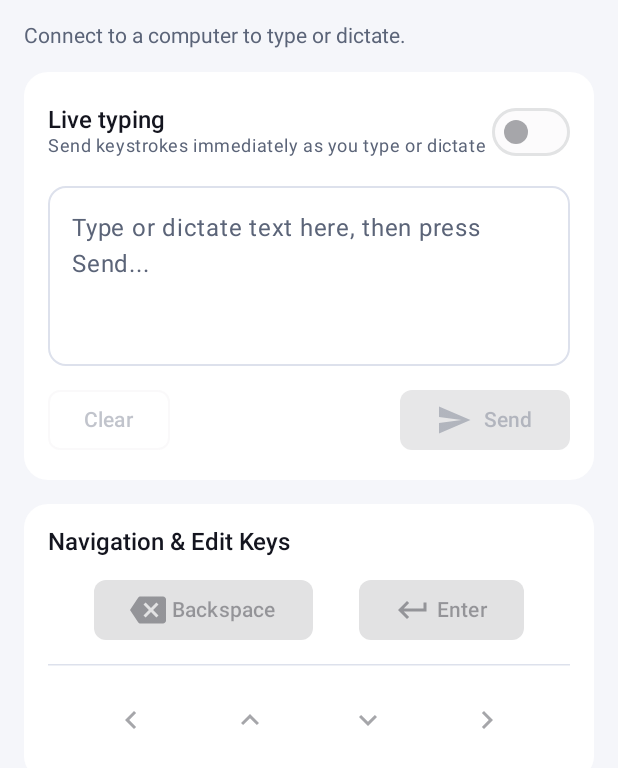
After one commit to xnevz/mouser, an Android app built with Jetpack Compose: the composable TypeSurface shown on its own in the app's theme, on a phone screen of 412 x 824 dp. The commit adds this screen. Shown: the top 768 px of the screen. Run offline under Robolectric (Android 15) with nearby library versions, the phone set to English and light mode, and no system bars.

Commit message:
feat(G1): implement Android typing and dictation with TypeSurface and diffToKeys

```diff
--- /dev/null
+++ b/android/app/src/main/java/com/mouser/companion/ui/components/TypeSurface.kt
@@ -0,0 +1,213 @@
+package com.mouser.companion.ui.components
+
+import androidx.compose.foundation.layout.*
+import androidx.compose.foundation.shape.RoundedCornerShape
+import androidx.compose.material.icons.Icons
+import androidx.compose.material.icons.automirrored.filled.KeyboardArrowLeft
+import androidx.compose.material.icons.automirrored.filled.KeyboardArrowRight
+import androidx.compose.material.icons.automirrored.filled.Send
+import androidx.compose.material.icons.filled.*
+import androidx.compose.material3.*
+import androidx.compose.runtime.*
+import androidx.compose.ui.Alignment
+import androidx.compose.ui.Modifier
+import androidx.compose.ui.text.font.FontWeight
+import androidx.compose.ui.unit.dp
+import com.mouser.companion.model.VirtualKey
+
+@Composable
+fun TypeSurface(
+    isConnected: Boolean,
+    onSendText: (String) -> Unit,
+    onLiveDiff: (old: String, new: String) -> Unit,
+    onKey: (virtualKey: Short) -> Unit,
+    modifier: Modifier = Modifier
+) {
+    var text by remember { mutableStateOf("") }
+    var liveMode by remember { mutableStateOf(false) }
+
+    Column(
+        modifier = modifier
+            .fillMaxSize()
+            .padding(16.dp),
+        verticalArrangement = Arrangement.spacedBy(16.dp)
+    ) {
+        if (!isConnected) {
+            Text(
+                "Connect to a computer to type or dictate.",
+                style = MaterialTheme.typography.bodyMedium,
+                color = MaterialTheme.colorScheme.onSurfaceVariant
+            )
+        }
+
+        Card(
+            modifier = Modifier.fillMaxWidth(),
+            shape = RoundedCornerShape(16.dp),
+            colors = CardDefaults.cardColors(containerColor = MaterialTheme.colorScheme.surface)
+        ) {
+            Column(
+                modifier = Modifier.padding(16.dp),
+                verticalArrangement = Arrangement.spacedBy(12.dp)
+            ) {
+                Row(
+                    modifier = Modifier.fillMaxWidth(),
+                    horizontalArrangement = Arrangement.SpaceBetween,
+                    verticalAlignment = Alignment.CenterVertically
+                ) {
+                    Column {
+                        Text(
+                            "Live typing",
+                            style = MaterialTheme.typography.titleMedium,
+                            fontWeight = FontWeight.SemiBold,
+                            color = MaterialTheme.colorScheme.onSurface
+                        )
+                        Text(
+                            "Send keystrokes immediately as you type or dictate",
+                            style = MaterialTheme.typography.bodySmall,
+                            color = MaterialTheme.colorScheme.onSurfaceVariant
+                        )
+                    }
+                    Switch(
+                        checked = liveMode,
+                        onCheckedChange = {
+                            liveMode = it
+                            if (it) {
+                                text = ""
+                            }
+                        },
+                        enabled = isConnected
+                    )
+                }
+
+                OutlinedTextField(
+                    value = text,
+                    onValueChange = { newText ->
+                        if (liveMode && isConnected) {
+                            onLiveDiff(text, newText)
+                        }
+                        text = newText
+                    },
+                    modifier = Modifier
+                        .fillMaxWidth()
+                        .heightIn(min = 120.dp, max = 200.dp),
+                    placeholder = {
+                        Text(
+                            if (liveMode) "Type or tap the keyboard mic to dictate live..."
+                            else "Type or dictate text here, then press Send..."
+                        )
+                    },
+                    shape = RoundedCornerShape(12.dp),
+                    colors = OutlinedTextFieldDefaults.colors(
+                        focusedBorderColor = MaterialTheme.colorScheme.primary,
+                        unfocusedBorderColor = MaterialTheme.colorScheme.outline
+                    )
+                )
+
+                Row(
+                    modifier = Modifier.fillMaxWidth(),
+                    horizontalArrangement = Arrangement.SpaceBetween,
+                    verticalAlignment = Alignment.CenterVertically
+                ) {
+                    OutlinedButton(
+                        onClick = { text = "" },
+                        enabled = text.isNotEmpty(),
+                        shape = RoundedCornerShape(8.dp)
+                    ) {
+                        Text("Clear")
+                    }
+
+                    if (!liveMode) {
+                        Button(
+                            onClick = {
+                                if (text.isNotEmpty() && isConnected) {
+                                    onSendText(text)
+                                    text = ""
+                                }
+                            },
+                            enabled = isConnected && text.isNotEmpty(),
+                            shape = RoundedCornerShape(8.dp)
+                        ) {
+                            Icon(Icons.AutoMirrored.Filled.Send, contentDescription = "Send text")
+                            Spacer(Modifier.width(8.dp))
+                            Text("Send")
+                        }
+                    }
+                }
+            }
+        }
+
+        Card(
+            modifier = Modifier.fillMaxWidth(),
+            shape = RoundedCornerShape(16.dp),
+            colors = CardDefaults.cardColors(containerColor = MaterialTheme.colorScheme.surface)
+        ) {
+            Column(
+                modifier = Modifier.padding(16.dp),
+                verticalArrangement = Arrangement.spacedBy(12.dp)
+            ) {
+                Text(
+                    "Navigation & Edit Keys",
+                    style = MaterialTheme.typography.titleMedium,
+                    color = MaterialTheme.colorScheme.onSurface
+                )
+
+                Row(
+                    modifier = Modifier.fillMaxWidth(),
+                    horizontalArrangement = Arrangement.SpaceEvenly
+                ) {
+                    FilledTonalButton(
+                        onClick = { onKey(VirtualKey.BACK) },
+                        enabled = isConnected,
+                        shape = RoundedCornerShape(8.dp)
+                    ) {
+                        Icon(Icons.Default.Backspace, contentDescription = "Backspace")
+                        Spacer(Modifier.width(4.dp))
+                        Text("Backspace")
+                    }
+
+                    FilledTonalButton(
+                        onClick = { onKey(VirtualKey.RETURN) },
+                        enabled = isConnected,
+                        shape = RoundedCornerShape(8.dp)
+                    ) {
+                        Icon(Icons.Default.KeyboardReturn, contentDescription = "Enter")
+                        Spacer(Modifier.width(4.dp))
+                        Text("Enter")
+                    }
+                }
+
+                HorizontalDivider(color = MaterialTheme.colorScheme.outline)
+
+                Row(
+                    modifier = Modifier.fillMaxWidth(),
+                    horizontalArrangement = Arrangement.SpaceEvenly
+                ) {
+                    IconButton(
+                        onClick = { onKey(VirtualKey.LEFT) },
+                        enabled = isConnected
+                    ) {
+                        Icon(Icons.AutoMirrored.Filled.KeyboardArrowLeft, contentDescription = "Left Arrow")
+                    }
+                    IconButton(
+                        onClick = { onKey(VirtualKey.UP) },
+                        enabled = isConnected
+                    ) {
+                        Icon(Icons.Default.KeyboardArrowUp, contentDescription = "Up Arrow")
+                    }
+                    IconButton(
+                        onClick = { onKey(VirtualKey.DOWN) },
+                        enabled = isConnected
+                    ) {
+                        Icon(Icons.Default.KeyboardArrowDown, contentDescription = "Down Arrow")
+                    }
+                    IconButton(
+                        onClick = { onKey(VirtualKey.RIGHT) },
+                        enabled = isConnected
+                    ) {
+                        Icon(Icons.AutoMirrored.Filled.KeyboardArrowRight, contentDescription = "Right Arrow")
+                    }
+                }
+            }
+        }
+    }
+}
```
Also changed, not shown: android/app/src/main/java/com/mouser/companion/MainActivity.kt (+21 -0 lines), android/app/src/main/java/com/mouser/companion/MouserViewModel.kt (+18 -1 lines), android/app/src/main/java/com/mouser/companion/model/TypeDiff.kt (added, +40 -0 lines), android/app/src/main/java/com/mouser/companion/network/MouserConnection.kt (+21 -0 lines), 2 other files.
